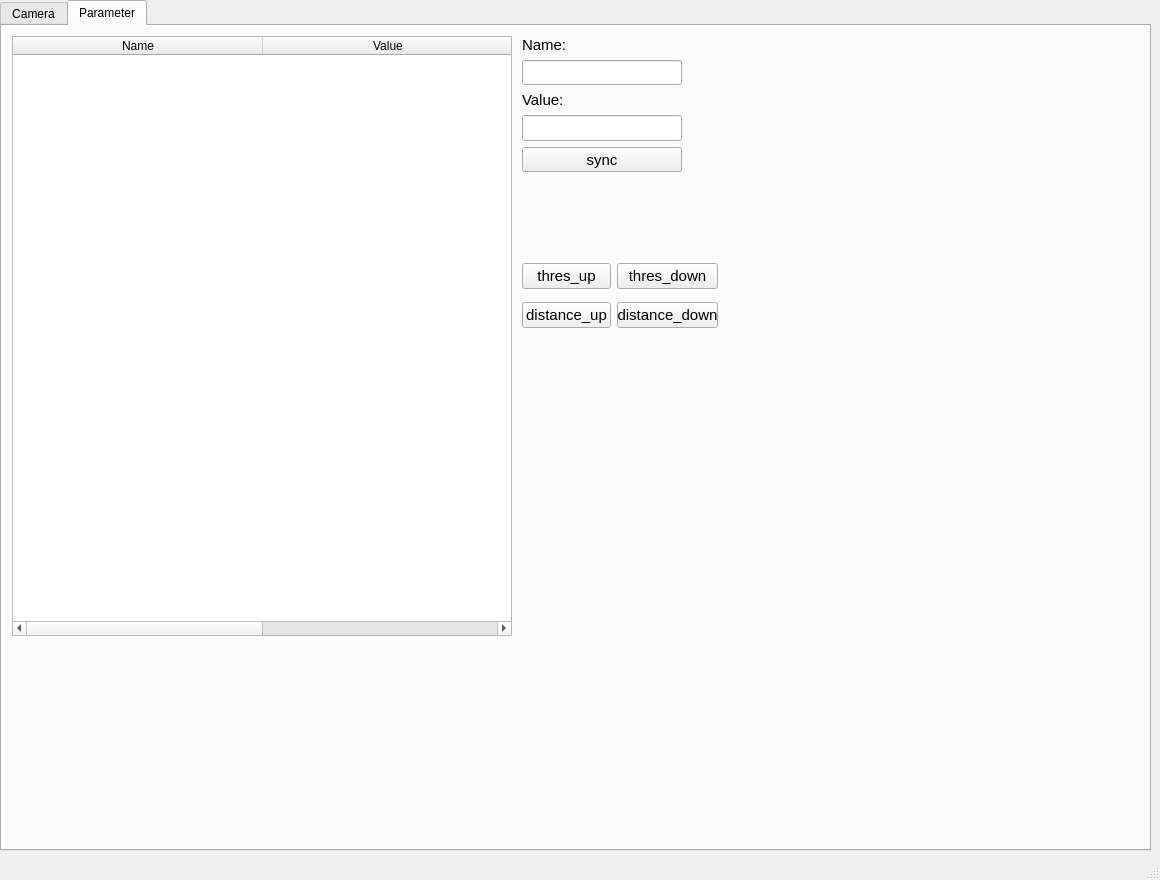
This is ui.ui in DarkerWhite/smart-car-viewer as Qt 5 draws it before an edit. The edited form follows.
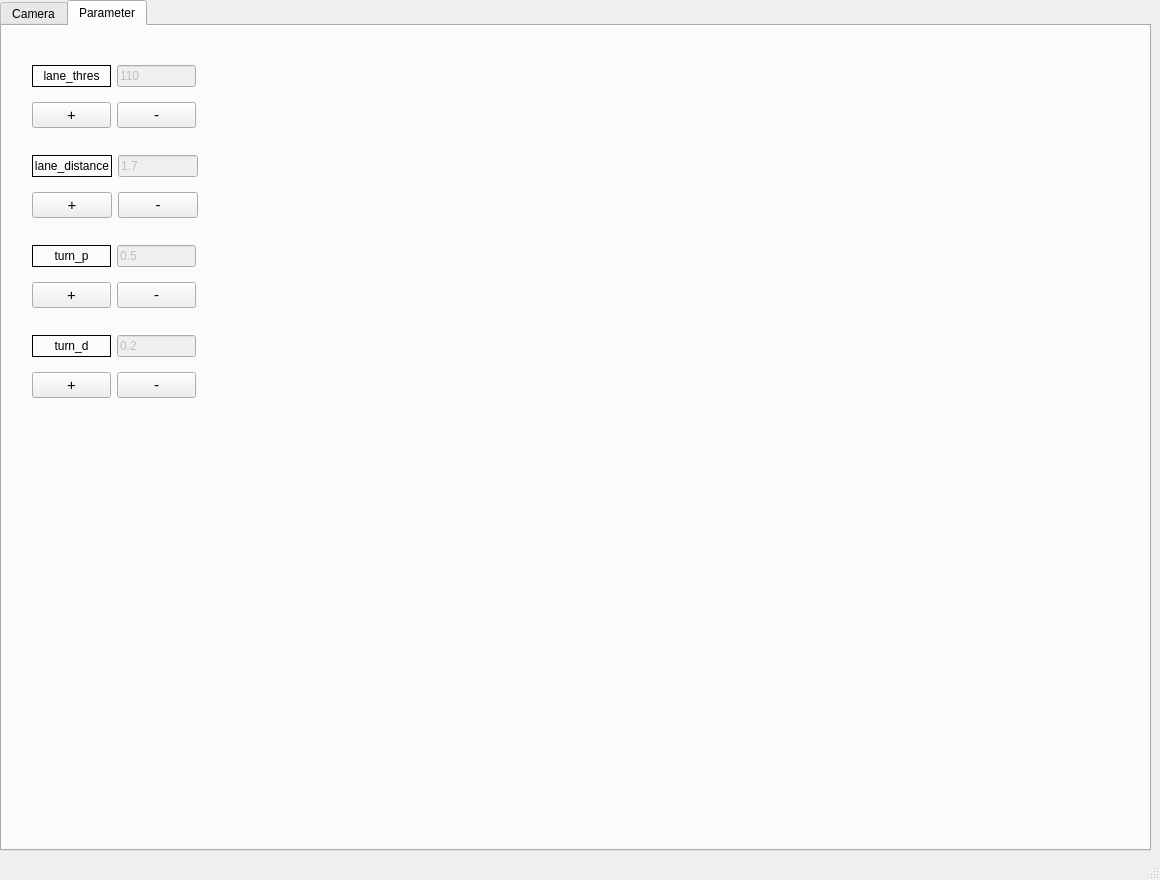
This is the edited form. The open tabs and pages were chosen to show the change.

Commit message: good one

Diff of the .ui file:
```diff
--- a/ui.ui
+++ b/ui.ui
@@ -531,124 +531,35 @@
      <attribute name="title">
       <string>Parameter</string>
      </attribute>
-     <widget class="QTableWidget" name="tableWidget">
-      <property name="geometry">
-       <rect>
-        <x>10</x>
-        <y>10</y>
-        <width>500</width>
-        <height>600</height>
-       </rect>
-      </property>
-      <attribute name="horizontalHeaderDefaultSectionSize">
-       <number>250</number>
-      </attribute>
-      <attribute name="horizontalHeaderShowSortIndicator" stdset="0">
-       <bool>false</bool>
-      </attribute>
-      <attribute name="horizontalHeaderStretchLastSection">
-       <bool>true</bool>
-      </attribute>
-      <column>
-       <property name="text">
-        <string>Name</string>
-       </property>
-      </column>
-      <column>
-       <property name="text">
-        <string>Value</string>
-       </property>
-      </column>
-     </widget>
-     <widget class="QWidget" name="verticalLayoutWidget_2">
-      <property name="geometry">
-       <rect>
-        <x>520</x>
-        <y>10</y>
-        <width>160</width>
-        <height>136</height>
-       </rect>
-      </property>
-      <layout class="QVBoxLayout" name="verticalLayout_2">
-       <item>
-        <widget class="QLabel" name="label_name">
-         <property name="font">
-          <font>
-           <pointsize>11</pointsize>
-          </font>
-         </property>
-         <property name="text">
-          <string>Name:</string>
-         </property>
-        </widget>
-       </item>
-       <item>
-        <widget class="QLineEdit" name="edit_name">
-         <property name="font">
-          <font>
-           <pointsize>11</pointsize>
-          </font>
-         </property>
-        </widget>
-       </item>
-       <item>
-        <widget class="QLabel" name="label_value">
-         <property name="font">
-          <font>
-           <pointsize>11</pointsize>
-          </font>
-         </property>
-         <property name="text">
-          <string>Value:</string>
-         </property>
-        </widget>
-       </item>
-       <item>
-        <widget class="QLineEdit" name="edit_value">
-         <property name="font">
-          <font>
-           <pointsize>11</pointsize>
-          </font>
-         </property>
-        </widget>
-       </item>
-       <item>
-        <widget class="QPushButton" name="button_sync">
-         <property name="font">
-          <font>
-           <pointsize>11</pointsize>
-          </font>
-         </property>
-         <property name="text">
-          <string>sync</string>
-         </property>
-        </widget>
-       </item>
-      </layout>
-     </widget>
      <widget class="QWidget" name="gridLayoutWidget_2">
       <property name="geometry">
        <rect>
-        <x>520</x>
-        <y>230</y>
-        <width>196</width>
-        <height>80</height>
+        <x>30</x>
+        <y>30</y>
+        <width>164</width>
+        <height>81</height>
        </rect>
       </property>
       <layout class="QGridLayout" name="gridLayout_2">
-       <item row="0" column="0">
-        <widget class="QPushButton" name="button_thres_up">
+       <item row="0" column="1">
+        <widget class="QLabel" name="label_thres">
          <property name="font">
           <font>
-           <pointsize>11</pointsize>
+           <pointsize>9</pointsize>
           </font>
          </property>
+         <property name="frameShape">
+          <enum>QFrame::Box</enum>
+         </property>
          <property name="text">
-          <string>thres_up</string>
+          <string>lane_thres</string>
+         </property>
+         <property name="alignment">
+          <set>Qt::AlignCenter</set>
          </property>
         </widget>
        </item>
-       <item row="0" column="1">
+       <item row="1" column="2">
         <widget class="QPushButton" name="button_thres_down">
          <property name="font">
           <font>
@@ -656,11 +567,73 @@
           </font>
          </property>
          <property name="text">
-          <string>thres_down</string>
+          <string>-</string>
          </property>
         </widget>
        </item>
-       <item row="1" column="0">
+       <item row="0" column="2">
+        <widget class="QLineEdit" name="edit_thres">
+         <property name="enabled">
+          <bool>false</bool>
+         </property>
+         <property name="text">
+          <string>110</string>
+         </property>
+        </widget>
+       </item>
+       <item row="1" column="1">
+        <widget class="QPushButton" name="button_thres_up">
+         <property name="font">
+          <font>
+           <pointsize>11</pointsize>
+          </font>
+         </property>
+         <property name="text">
+          <string>+</string>
+         </property>
+        </widget>
+       </item>
+      </layout>
+     </widget>
+     <widget class="QWidget" name="gridLayoutWidget_3">
+      <property name="geometry">
+       <rect>
+        <x>30</x>
+        <y>120</y>
+        <width>166</width>
+        <height>81</height>
+       </rect>
+      </property>
+      <layout class="QGridLayout" name="gridLayout_3">
+       <item row="0" column="1">
+        <widget class="QLabel" name="label_distance">
+         <property name="font">
+          <font>
+           <pointsize>9</pointsize>
+          </font>
+         </property>
+         <property name="frameShape">
+          <enum>QFrame::Box</enum>
+         </property>
+         <property name="text">
+          <string>lane_distance</string>
+         </property>
+         <property name="alignment">
+          <set>Qt::AlignCenter</set>
+         </property>
+        </widget>
+       </item>
+       <item row="0" column="2">
+        <widget class="QLineEdit" name="edit_distance">
+         <property name="enabled">
+          <bool>false</bool>
+         </property>
+         <property name="text">
+          <string>1.7</string>
+         </property>
+        </widget>
+       </item>
+       <item row="1" column="1">
         <widget class="QPushButton" name="button_distance_up">
          <property name="font">
           <font>
@@ -668,11 +641,11 @@
           </font>
          </property>
          <property name="text">
-          <string>distance_up</string>
+          <string>+</string>
          </property>
         </widget>
        </item>
-       <item row="1" column="1">
+       <item row="1" column="2">
         <widget class="QPushButton" name="button_distance_down">
          <property name="font">
           <font>
@@ -680,7 +653,135 @@
           </font>
          </property>
          <property name="text">
-          <string>distance_down</string>
+          <string>-</string>
+         </property>
+        </widget>
+       </item>
+      </layout>
+     </widget>
+     <widget class="QWidget" name="gridLayoutWidget_4">
+      <property name="geometry">
+       <rect>
+        <x>30</x>
+        <y>210</y>
+        <width>164</width>
+        <height>81</height>
+       </rect>
+      </property>
+      <layout class="QGridLayout" name="gridLayout_4">
+       <item row="0" column="1">
+        <widget class="QLabel" name="label_turn_p">
+         <property name="font">
+          <font>
+           <pointsize>9</pointsize>
+          </font>
+         </property>
+         <property name="frameShape">
+          <enum>QFrame::Box</enum>
+         </property>
+         <property name="text">
+          <string>turn_p</string>
+         </property>
+         <property name="alignment">
+          <set>Qt::AlignCenter</set>
+         </property>
+        </widget>
+       </item>
+       <item row="0" column="2">
+        <widget class="QLineEdit" name="edit_turn_p">
+         <property name="enabled">
+          <bool>false</bool>
+         </property>
+         <property name="text">
+          <string>0.5</string>
+         </property>
+        </widget>
+       </item>
+       <item row="1" column="1">
+        <widget class="QPushButton" name="button_turn_p_up">
+         <property name="font">
+          <font>
+           <pointsize>11</pointsize>
+          </font>
+         </property>
+         <property name="text">
+          <string>+</string>
+         </property>
+        </widget>
+       </item>
+       <item row="1" column="2">
+        <widget class="QPushButton" name="button_turn_p_down">
+         <property name="font">
+          <font>
+           <pointsize>11</pointsize>
+          </font>
+         </property>
+         <property name="text">
+          <string>-</string>
+         </property>
+        </widget>
+       </item>
+      </layout>
+     </widget>
+     <widget class="QWidget" name="gridLayoutWidget_5">
+      <property name="geometry">
+       <rect>
+        <x>30</x>
+        <y>300</y>
+        <width>164</width>
+        <height>81</height>
+       </rect>
+      </property>
+      <layout class="QGridLayout" name="gridLayout_5">
+       <item row="0" column="1">
+        <widget class="QLabel" name="label_turn_d">
+         <property name="font">
+          <font>
+           <pointsize>9</pointsize>
+          </font>
+         </property>
+         <property name="frameShape">
+          <enum>QFrame::Box</enum>
+         </property>
+         <property name="text">
+          <string>turn_d</string>
+         </property>
+         <property name="alignment">
+          <set>Qt::AlignCenter</set>
+         </property>
+        </widget>
+       </item>
+       <item row="0" column="2">
+        <widget class="QLineEdit" name="edit_turn_d">
+         <property name="enabled">
+          <bool>false</bool>
+         </property>
+         <property name="text">
+          <string>0.2</string>
+         </property>
+        </widget>
+       </item>
+       <item row="1" column="1">
+        <widget class="QPushButton" name="button_turn_d_up">
+         <property name="font">
+          <font>
+           <pointsize>11</pointsize>
+          </font>
+         </property>
+         <property name="text">
+          <string>+</string>
+         </property>
+        </widget>
+       </item>
+       <item row="1" column="2">
+        <widget class="QPushButton" name="button_turn_d_down">
+         <property name="font">
+          <font>
+           <pointsize>11</pointsize>
+          </font>
+         </property>
+         <property name="text">
+          <string>-</string>
          </property>
         </widget>
        </item>
```
Left out of the diff: 157 changed lines with no effect on the pictures. The commit also changes 2 other files.
